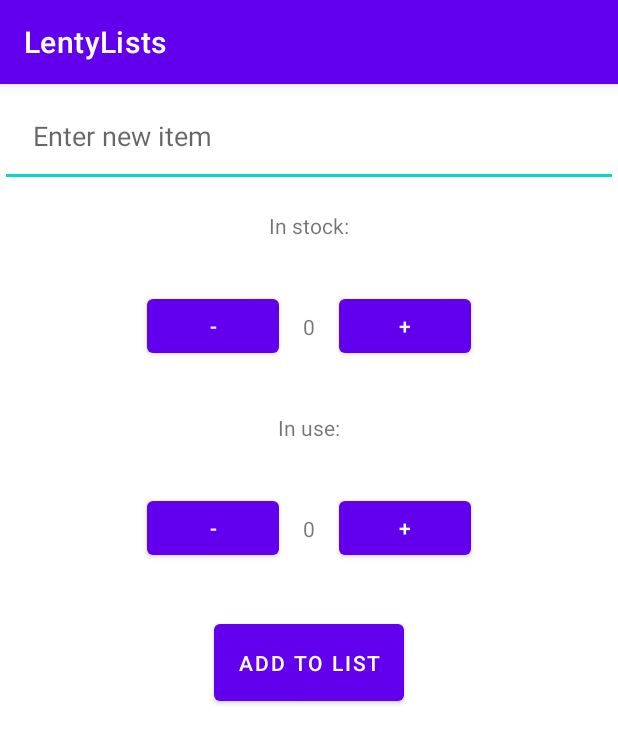
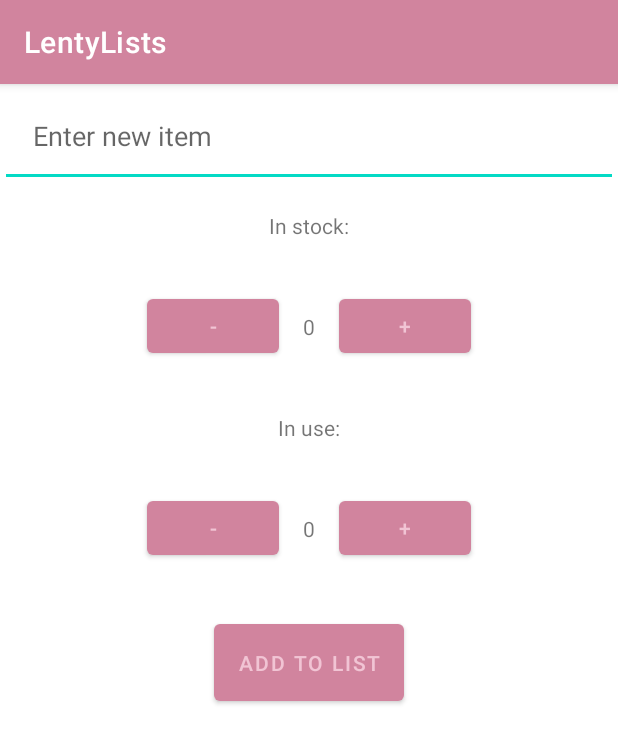
Before and after one commit to LentySprangers/LentyLists, an Android app: the AddItemPage screen opened directly, with no data from a screen before it, on a phone screen of 412 x 824 dp. Shown: the top 743 px of the screen. Run offline under Robolectric (Android 15) with nearby library versions, the phone set to English and light mode, and no system bars.

Commit message:
Toolbar issues fixed. Implemented collapsing toolbar and some other layout changes

```diff
--- a/app/src/main/res/layout/simple_list_item.xml
+++ b/app/src/main/res/layout/simple_list_item.xml
@@ -9,8 +9,7 @@
     <androidx.cardview.widget.CardView
         android:id="@+id/cardView"
         android:layout_width="match_parent"
-        android:layout_height="wrap_content"
-        android:layout_marginTop="12dp">
+        android:layout_height="wrap_content">
 
         <androidx.constraintlayout.widget.ConstraintLayout
             android:layout_width="match_parent"
@@ -22,7 +21,7 @@
                 android:layout_width="wrap_content"
                 android:layout_height="wrap_content"
                 android:text="item name"
-                android:textSize="12sp"
+                android:textSize="18sp"
                 android:textColor="#000"
                 app:layout_constraintBottom_toBottomOf="parent"
                 app:layout_constraintStart_toStartOf="parent"
--- a/app/src/main/res/layout/toolbar.xml
+++ b/app/src/main/res/layout/toolbar.xml
@@ -2,12 +2,13 @@
 
 <androidx.appcompat.widget.Toolbar xmlns:android="http://schemas.android.com/apk/res/android"
     android:layout_width="match_parent"
-    android:layout_height="wrap_content"
+    android:layout_height="?attr/actionBarSize"
     xmlns:app="http://schemas.android.com/apk/res-auto"
-    android:background="@color/design_default_color_primary"
+    android:background="@color/purple_200"
     android:elevation="4dp"
     android:theme="@style/ThemeOverlay.AppCompat.Dark.ActionBar"
-    app:popupTheme="@style/Theme.AppCompat.Light">
+    app:popupTheme="@style/Theme.AppCompat.Light"
+    app:layout_scrollFlags="scroll|enterAlways">
 
 
 </androidx.appcompat.widget.Toolbar>
--- a/app/src/main/res/values/colors.xml
+++ b/app/src/main/res/values/colors.xml
@@ -1,10 +1,11 @@
 <?xml version="1.0" encoding="utf-8"?>
 <resources>
-    <color name="purple_200">#FFBB86FC</color>
+    <color name="purple_200">#D1849E</color>
     <color name="purple_500">#FF6200EE</color>
     <color name="purple_700">#FF3700B3</color>
     <color name="teal_200">#FF03DAC5</color>
     <color name="teal_700">#FF018786</color>
     <color name="black">#FF000000</color>
     <color name="white">#FFFFFFFF</color>
+    <color name="babyPink">#CDF6DCE5</color>
 </resources>
--- a/app/src/main/res/values/themes.xml
+++ b/app/src/main/res/values/themes.xml
@@ -2,17 +2,17 @@
     <!-- Base application theme. -->
     <style name="Theme.LentyLists" parent="Theme.MaterialComponents.DayNight.NoActionBar">
         <!-- Primary brand color. -->
-        <item name="colorPrimary">@color/purple_500</item>
+        <item name="colorPrimary">@color/purple_200</item>
         <item name="colorPrimaryVariant">@color/purple_700</item>
-        <item name="colorOnPrimary">@color/white</item>
+        <item name="colorOnPrimary">#F1C4D4</item>
         <!-- Secondary brand color. -->
         <item name="colorSecondary">@color/teal_200</item>
         <item name="colorSecondaryVariant">@color/teal_700</item>
         <item name="colorOnSecondary">@color/black</item>
         <!-- Status bar color. -->
-        <item name="android:statusBarColor" tools:targetApi="l">?attr/colorPrimaryVariant</item>
+        <item name="android:statusBarColor" tools:targetApi="l">#7D4681</item>
         <!-- Customize your theme here. -->
-        <item name="android:windowAnimationStyle">@style/CustomActivityAnimation</item>
+
     </style>
 
     <style name="Theme.LentyLists.NoActionBar">
@@ -24,10 +24,5 @@
 
     <style name="Theme.LentyLists.PopupOverlay" parent="ThemeOverlay.AppCompat.Light" />
 
-    <style name="CustomActivityAnimation" parent="android:style/Animation.Activity">
-        <item name="android:activityOpenEnterAnimation">@anim/slide_in_right</item>
-        <item name="android:activityOpenExitAnimation">@anim/slide_out_left</item>
-        <item name="android:activityCloseEnterAnimation">@anim/slide_in_left</item>
-        <item name="android:activityCloseExitAnimation">@anim/slide_out_right</item>
-    </style>
+
 </resources>
```
Also changed, not shown: app/src/main/res/anim/translate_anim.xml (+5 -2 lines), app/src/main/res/layout/content_main.xml (+24 -21 lines).
